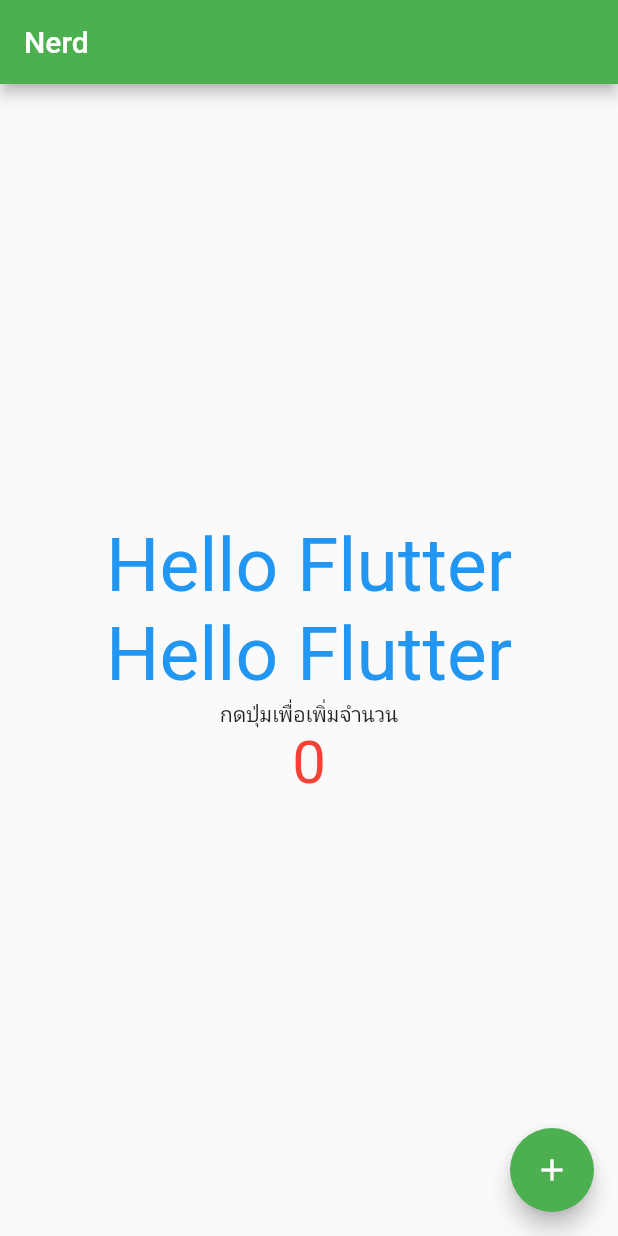
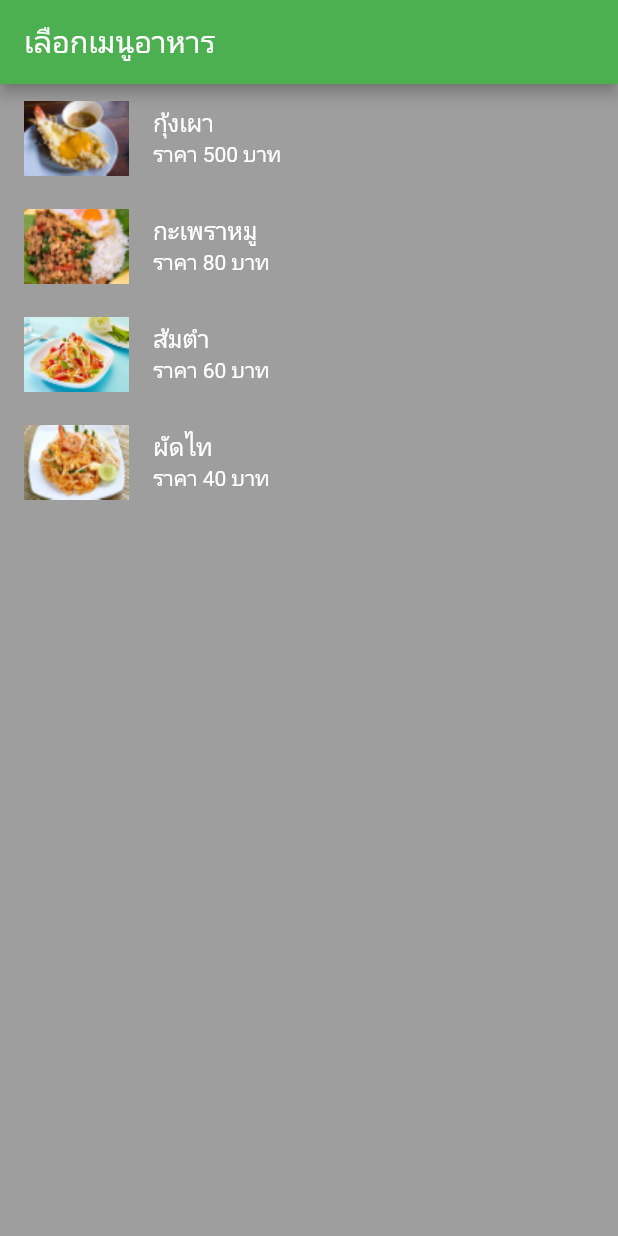
Before and after one commit to BoonyasithKho/BasicFlutter, a Flutter app: the screen it shows after launch, on a phone screen of 412 x 824 dp. Run offline on Flutter 3.47's test engine with Material 2 defaults, Android fonts, the phone set to English and light mode, and no system bars.

Commit message:
ListViewBuilder

```diff
--- /dev/null
+++ b/lib/food_menu.dart
@@ -0,0 +1,7 @@
+class FoodMenu {
+  String name;
+  String price;
+  String img;
+
+  FoodMenu(this.name, this.price, this.img);
+}
--- a/lib/main.dart
+++ b/lib/main.dart
@@ -1,7 +1,10 @@
+import 'dart:math';
+import 'dart:ui';
+import 'food_menu.dart';
 import 'package:flutter/material.dart';
 
 void main() {
-  runApp(MyApp());
+  runApp(const MyApp());
 }
 
 class MyApp extends StatelessWidget {
@@ -11,7 +14,7 @@ class MyApp extends StatelessWidget {
   Widget build(BuildContext context) {
     return MaterialApp(
       title: "My App",
-      home: MyHomePage(),
+      home: const MyHomePage(),
       // home: Scaffold(
       //     appBar: AppBar(
       //       title: Text("Nerd"),
@@ -19,13 +22,13 @@ class MyApp extends StatelessWidget {
       //     body: Center(
       //       child:
       //           Column(mainAxisAlignment: MainAxisAlignment.center, children: [
-      //         Text(
+      //         const Text(
       //           "Hello Flutter",
       //           style: TextStyle(fontSize: 50, color: Colors.blue),
       //         ),
       //         Row(
       //           mainAxisAlignment: MainAxisAlignment.spaceEvenly,
-      //           children: [
+      //           children: const [
       //             Image(
       //               image: NetworkImage(
       //                   'https://cdn.pixabay.com/photo/2022/03/07/18/41/forest-7054278_960_720.jpg'),
@@ -37,7 +40,11 @@ class MyApp extends StatelessWidget {
       //               width: 150,
       //             )
       //           ],
-      //         )
+      //         ),
+      //         const Image(
+      //           image: AssetImage("assets/images/img1.jpeg"),
+      //           width: 150,
+      //         ),
       //       ]),
       //     )),
       theme: ThemeData(primarySwatch: Colors.green),
@@ -52,35 +59,115 @@ class MyHomePage extends StatefulWidget {
   State<MyHomePage> createState() => _MyHomePageState();
 }
 
+// class _MyHomePageState extends State<MyHomePage> {
+//   int number = 0; //การสร้าง State หรือตัวแปร
+
+//   @override
+//   Widget build(BuildContext context) {
+//     // ส่วนการเตรียมข้อมูล เก็บลงใน Data ก่อนนำเข้าไปแสดงใน children
+//     // List<Widget> data = [];
+//     // data.add(const Text("Hello Flutter",
+//     //     style: TextStyle(fontSize: 50, color: Colors.blue)));
+//     // data.add(const Text("กดปุ่มเพื่อเพิ่มจำนวน"));
+//     // data.add(Text(
+//     //   "$number",
+//     //   style: const TextStyle(fontSize: 40, color: Colors.red),
+//     // ));
+//     // for (var i = 0; i < 100; i++) {
+//     //   data.add(Text("Flutter ${i + 1}"));
+//     // }
+
+//     return Scaffold(
+//         appBar: AppBar(
+//           title: const Text("Nerd"),
+//         ),
+//         // body: Center(
+//         //   // child: Column(
+//         //   //     mainAxisAlignment: MainAxisAlignment.start,  // ใช้ได้ใน Column กับ Row เท่านั้น
+//         //   child: ListView(
+//         //       children: getData(15)),
+//         body: ListView.builder(
+//           itemBuilder: (BuildContext context, int index) {
+//             return ListTile(
+//               title: Text("เมนูที่ ${index + 1}"),
+//             );
+//           },
+//           itemCount: 10,
+//         )
+
+//         // floatingActionButton: FloatingActionButton(
+//         //   onPressed: addNumber,
+//         //   child: const Icon(Icons.add),
+//         // )
+//         );
+//   }
+
+//   // void addNumber() {
+//   //   setState(() {
+//   //     number++;
+//   //   });
+//   // }
+
+//   // List<Widget> getData(int count) {
+//   //   List<Widget> data = [];
+//   //   for (var i = 0; i < count; i++) {
+//   //     // var menu = Text(
+//   //     //   "Flutter ${i + 1}",
+//   //     //   style: const TextStyle(fontSize: 30, color: Colors.pink),
+//   //     // );
+//   //     var menu = ListTile(
+//   //       title: Text(
+//   //         "เมนูที่ ${i + 1}",
+//   //         style: const TextStyle(color: Colors.blue),
+//   //       ),
+//   //       subtitle: Text("รายการย่อยที่ ${i + 1}"),
+//   //     );
+
+//   //     data.add(menu);
+//   //   }
+//   //   return data;
+//   // }
+// }
+
+// ลองแสดงผลการเลือกเมนูอาหาร
 class _MyHomePageState extends State<MyHomePage> {
-  int number = 0; //การสร้าง State หรือตัวแปร
+  List<FoodMenu> menu = [
+    FoodMenu("กุ้งเผา", "500", "assets/images/img1.jpeg"),
+    FoodMenu("กะเพราหมู", "80", "assets/images/img2.jpeg"),
+    FoodMenu("ส้มตำ", "60", "assets/images/img3.jpeg"),
+    FoodMenu("ผัดไท", "40", "assets/images/img4.jpeg"),
+  ];
 
   @override
   Widget build(BuildContext context) {
     return Scaffold(
-        appBar: AppBar(
-          title: Text("Nerd"),
-        ),
-        body: Center(
-          child: Column(mainAxisAlignment: MainAxisAlignment.center, children: [
-            Text(
-              "Hello Flutter",
-              style: TextStyle(fontSize: 50, color: Colors.blue),
+      appBar: AppBar(title: const Text("เลือกเมนูอาหาร")),
+      body: ListView.builder(
+        itemBuilder: (BuildContext context, int index) {
+          FoodMenu food = menu[index];
+          return ListTile(
+            tileColor: Colors.grey,
+            leading: Image.asset(
+              food.img,
+              cacheWidth: 70,
+              cacheHeight: 50,
             ),
-            Text(
-              "Hello Flutter",
-              style: TextStyle(fontSize: 50, color: Colors.blue),
+            title: Text(
+              food.name,
+              style: const TextStyle(color: Colors.white),
             ),
-            Text("กดปุ่มเพื่อเพิ่มจำนวน"),
-            Text(
-              "$number",
-              style: TextStyle(fontSize: 40, color: Colors.red),
-            )
-          ]),
-        ),
-        floatingActionButton: FloatingActionButton(
-          onPressed: () {},
-          child: Icon(Icons.add),
-        ));
+            subtitle: Text(
+              "ราคา ${food.price} บาท",
+              style: const TextStyle(color: Colors.white),
+            ),
+            onTap: () {
+              print("คุณเลือกเมนูอาหารชื่อว่า " + food.name);
+            },
+          );
+        },
+        itemCount: menu.length,
+      ),
+      backgroundColor: Colors.grey,
+    );
   }
 }
--- a/pubspec.yaml
+++ b/pubspec.yaml
@@ -65,8 +65,8 @@ flutter:
   uses-material-design: true
 
   # To add assets to your application, add an assets section, like this:
-  # assets:
-  #   - images/a_dot_burr.jpeg
+  assets:
+    - assets/images/
   #   - images/a_dot_ham.jpeg
 
   # An image asset can refer to one or more resolution-specific "variants", see
```
Also changed, not shown: assets/images/img1.jpeg (added), assets/images/img2.jpeg (added), assets/images/img3.jpeg (added), assets/images/img4.jpeg (added).
